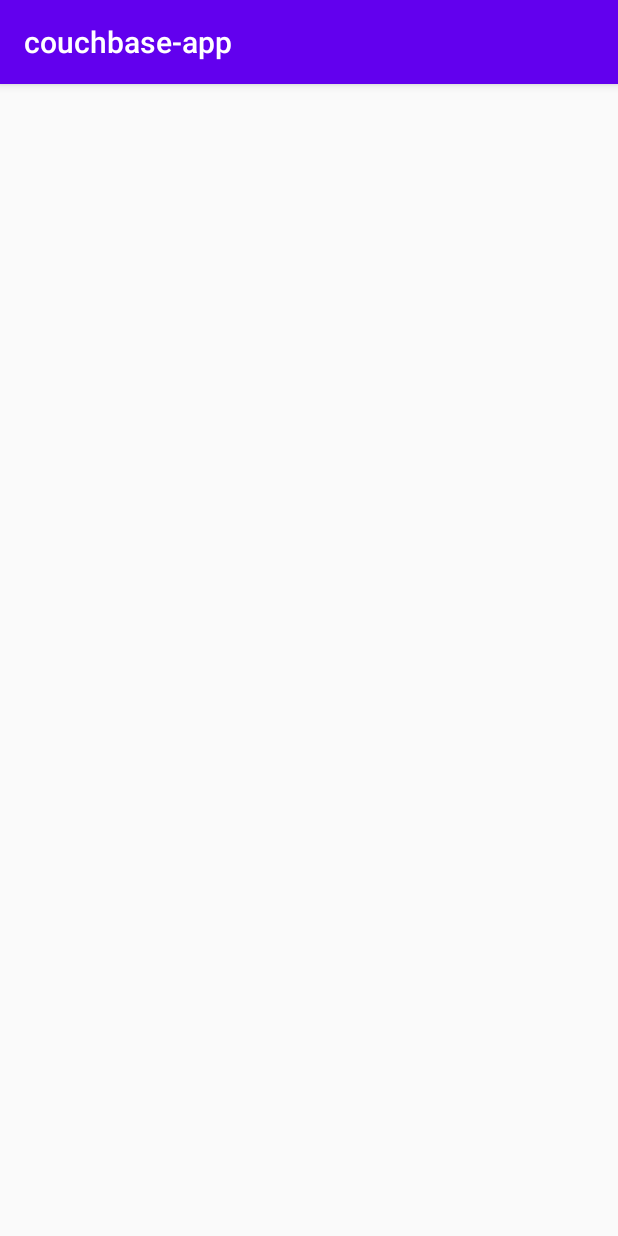
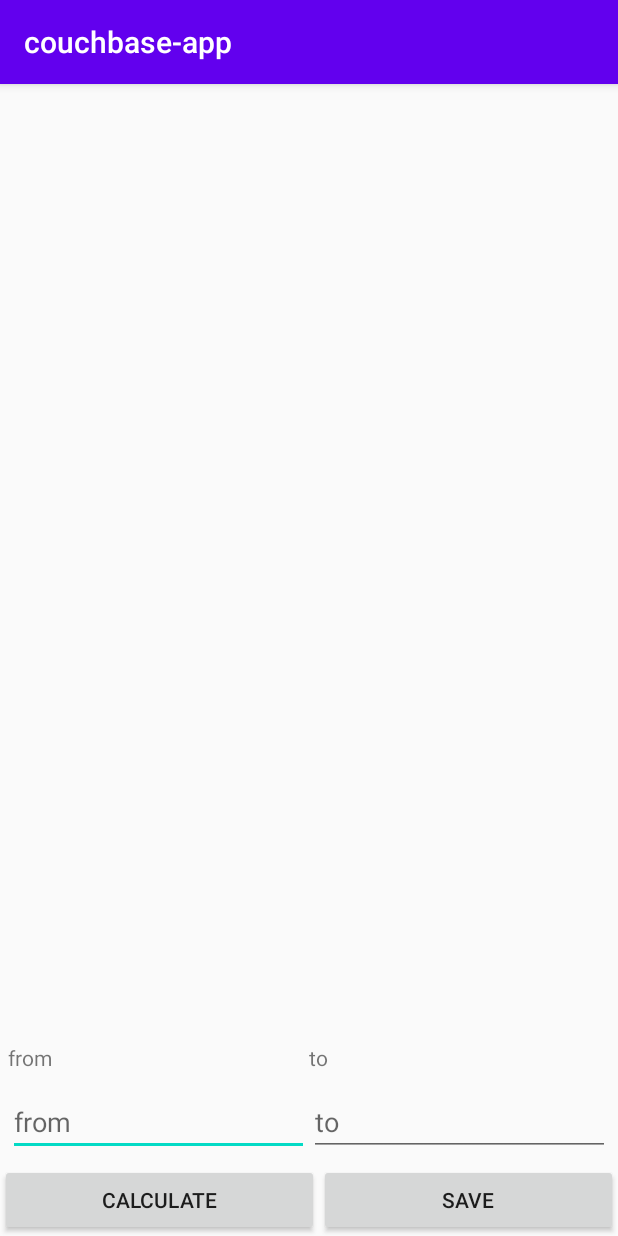
Before and after one commit to sebastianbocul/Couchbase-app, an Android app: the screen it shows after launch (MainActivity), on a phone screen of 412 x 824 dp. Run offline under Robolectric (Android 15) with nearby library versions, the light colour scheme and no system bars.

Commit message:
Created structure and ViewModel

```diff
--- a/app/build.gradle
+++ b/app/build.gradle
@@ -26,8 +26,14 @@
     implementation fileTree(dir: "libs", include: ["*.jar"])
     implementation 'androidx.appcompat:appcompat:1.2.0'
     implementation 'androidx.constraintlayout:constraintlayout:2.0.1'
+    implementation 'androidx.legacy:legacy-support-v4:1.0.0'
+    implementation 'androidx.lifecycle:lifecycle-extensions:2.2.0'
     testImplementation 'junit:junit:4.12'
     androidTestImplementation 'androidx.test.ext:junit:1.1.2'
     androidTestImplementation 'androidx.test.espresso:espresso-core:3.3.0'
 
+    //Lifecycle for viewModelProvider
+    implementation 'androidx.lifecycle:lifecycle-extensions:2.2.0'
+
+
 }
--- a/app/src/main/java/com/sebix/couchbase_app/MainActivity.java
+++ b/app/src/main/java/com/sebix/couchbase_app/MainActivity.java
@@ -4,10 +4,22 @@
 
 import android.os.Bundle;
 
+import com.sebix.couchbase_app.ui.MainFragment;
+
 public class MainActivity extends AppCompatActivity {
     @Override
     protected void onCreate(Bundle savedInstanceState) {
         super.onCreate(savedInstanceState);
         setContentView(R.layout.activity_main);
+        openMainFragment();
     }
+
+    private void openMainFragment(){
+        MainFragment mainFragment = new MainFragment();
+        getSupportFragmentManager()
+                .beginTransaction()
+                .add(R.id.main_frame, mainFragment)
+                .commit();
+    }
+
 }
--- /dev/null
+++ b/app/src/main/java/com/sebix/couchbase_app/repositories/MainRepository.java
@@ -0,0 +1,38 @@
+package com.sebix.couchbase_app.repositories;
+
+import androidx.lifecycle.MutableLiveData;
+
+import com.sebix.couchbase_app.models.Numbers;
+import com.sebix.couchbase_app.utils.Resource;
+
+import java.util.ArrayList;
+
+public class MainRepository {
+    MutableLiveData<Resource<Numbers>> mNumbers = new MutableLiveData<>();
+    MutableLiveData<Resource<ArrayList<Integer>>> mOddNumbers = new MutableLiveData<>();
+
+    private static MainRepository instance = null;
+
+    public static MainRepository getInstance() {
+        if (instance == null) {
+            instance = new MainRepository();
+        }
+        return instance;
+    }
+
+    public MutableLiveData<Resource<Numbers>> getmNumbers() {
+        return mNumbers;
+    }
+
+    public void setmNumbers(MutableLiveData<Resource<Numbers>> mNumbers) {
+        this.mNumbers = mNumbers;
+    }
+
+    public MutableLiveData<Resource<ArrayList<Integer>>> getmOddNumbers() {
+        return mOddNumbers;
+    }
+
+    public void setmOddNumbers(MutableLiveData<Resource<ArrayList<Integer>>> mOddNumbers) {
+        this.mOddNumbers = mOddNumbers;
+    }
+}
--- /dev/null
+++ b/app/src/main/java/com/sebix/couchbase_app/ui/MainFragment.java
@@ -0,0 +1,38 @@
+package com.sebix.couchbase_app.ui;
+
+import androidx.lifecycle.ViewModelProviders;
+
+import android.os.Bundle;
+
+import androidx.annotation.NonNull;
+import androidx.annotation.Nullable;
+import androidx.fragment.app.Fragment;
+
+import android.view.LayoutInflater;
+import android.view.View;
+import android.view.ViewGroup;
+
+import com.sebix.couchbase_app.R;
+import com.sebix.couchbase_app.viewmodels.MainViewModel;
+
+public class MainFragment extends Fragment {
+    private MainViewModel mViewModel;
+
+    public static MainFragment newInstance() {
+        return new MainFragment();
+    }
+
+    @Override
+    public View onCreateView(@NonNull LayoutInflater inflater, @Nullable ViewGroup container,
+                             @Nullable Bundle savedInstanceState) {
+        return inflater.inflate(R.layout.main_fragment, container, false);
+    }
+
+    @Override
+    public void onActivityCreated(@Nullable Bundle savedInstanceState) {
+        super.onActivityCreated(savedInstanceState);
+
+        mViewModel = ViewModelProviders.of(this).get(MainViewModel.class);
+        // TODO: Use the ViewModel
+    }
+}
--- /dev/null
+++ b/app/src/main/java/com/sebix/couchbase_app/utils/Constants.java
@@ -0,0 +1,5 @@
+package com.sebix.couchbase_app.utils;
+
+public class Constants {
+    public static final int TIMEOUT = 3000;
+}
--- a/app/src/main/res/layout/activity_main.xml
+++ b/app/src/main/res/layout/activity_main.xml
@@ -6,8 +6,9 @@
     android:layout_height="match_parent"
     tools:context=".MainActivity">
 
-    <fragment
-        android:layout_width="match_parent"
-        android:layout_height="match_parent"/>
+    <FrameLayout
+        android:id="@+id/main_frame"
+        android:layout_height="match_parent"
+        android:layout_width="match_parent" />
 
 </androidx.constraintlayout.widget.ConstraintLayout>
--- /dev/null
+++ b/app/src/main/res/layout/main_fragment.xml
@@ -0,0 +1,77 @@
+<?xml version="1.0" encoding="utf-8"?>
+<LinearLayout xmlns:android="http://schemas.android.com/apk/res/android"
+    xmlns:tools="http://schemas.android.com/tools"
+    android:layout_width="match_parent"
+    android:layout_height="match_parent"
+    android:orientation="vertical"
+    tools:context=".ui.MainFragment">
+
+
+    <LinearLayout
+        android:layout_width="match_parent"
+        android:layout_height="0dp"
+        android:layout_weight="1"
+        android:gravity="bottom"
+        android:orientation="horizontal"
+        android:padding="5sp">
+
+        <TextView
+            android:layout_width="match_parent"
+            android:layout_height="wrap_content"
+            android:layout_weight="1"
+            android:gravity="bottom"
+            android:text="from" />
+
+        <TextView
+            android:layout_width="match_parent"
+            android:layout_height="wrap_content"
+            android:layout_weight="1"
+            android:text="to" />
+    </LinearLayout>
+
+    <LinearLayout
+        android:layout_width="match_parent"
+        android:layout_height="wrap_content"
+        android:gravity="bottom"
+        android:orientation="horizontal"
+        android:padding="5sp">
+
+        <EditText
+            android:layout_width="match_parent"
+            android:layout_height="wrap_content"
+            android:layout_weight="1"
+            android:gravity="bottom"
+            android:hint="from"
+            android:inputType="number"
+            />
+
+        <EditText
+            android:layout_width="match_parent"
+            android:layout_height="wrap_content"
+            android:layout_weight="1"
+            android:inputType="number"
+            android:hint="to"/>
+    </LinearLayout>
+
+    <LinearLayout
+        android:layout_width="match_parent"
+        android:layout_height="wrap_content"
+        android:layout_gravity="bottom"
+        android:gravity="bottom"
+        android:orientation="horizontal">
+
+        <Button
+            android:id="@+id/calculate_button"
+            android:layout_width="wrap_content"
+            android:layout_height="wrap_content"
+            android:layout_weight="1"
+            android:text="@string/calculate_button" />
+
+        <Button
+            android:id="@+id/save_button"
+            android:layout_width="wrap_content"
+            android:layout_height="wrap_content"
+            android:layout_weight="1"
+            android:text="@string/save_button" />
+    </LinearLayout>
+</LinearLayout>
--- a/app/src/main/res/values/strings.xml
+++ b/app/src/main/res/values/strings.xml
@@ -1,3 +1,5 @@
 <resources>
     <string name="app_name">couchbase-app</string>
+    <string name="calculate_button">Calculate</string>
+    <string name="save_button">Save</string>
 </resources>
```
Also changed, not shown: app/src/main/java/com/sebix/couchbase_app/models/Numbers.java (added, +51 -0 lines), app/src/main/java/com/sebix/couchbase_app/utils/Resource.java (added, +40 -0 lines), app/src/main/java/com/sebix/couchbase_app/viewmodels/MainViewModel.java (added, +50 -0 lines).
